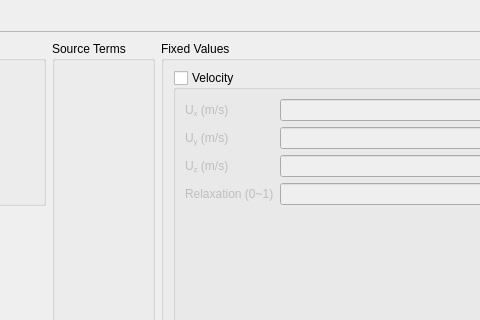
Old version of the form view/setup/cell_zone_conditions/cell_zone_condition_dialog.ui in the repository nextfoam/baram; both pictures show x 275 to 755 and y 0 to 320 of the 999 by 718 pixel window.
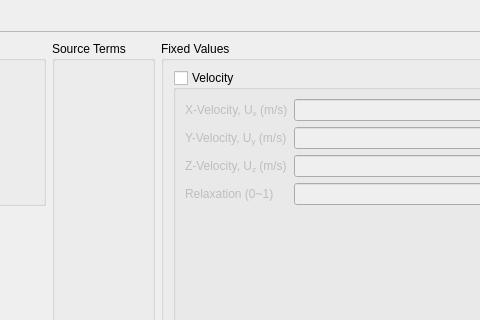
New version of the form.

Commit message: FileDB 구현 spatial distribution 처리 (파일 저장, Boundnary Conditions 생성) 어플리케이션 시작 시 작업 디렉토리 등 설정 루틴 추가

The edit to the form file:
```diff
--- a/view/setup/cell_zone_conditions/cell_zone_condition_dialog.ui
+++ b/view/setup/cell_zone_conditions/cell_zone_condition_dialog.ui
@@ -202,7 +202,7 @@
              <item row="0" column="0">
               <widget class="QLabel" name="label_21">
                <property name="text">
-                <string>U&lt;sub&gt;x&lt;/sub&gt; (m/s)</string>
+                <string>X-Velocity, U&lt;sub&gt;x&lt;/sub&gt; (m/s)</string>
                </property>
               </widget>
              </item>
@@ -212,7 +212,7 @@
              <item row="1" column="0">
               <widget class="QLabel" name="label_23">
                <property name="text">
-                <string>U&lt;sub&gt;y&lt;/sub&gt; (m/s)</string>
+                <string>Y-Velocity, U&lt;sub&gt;y&lt;/sub&gt; (m/s)</string>
                </property>
               </widget>
              </item>
@@ -222,7 +222,7 @@
              <item row="2" column="0">
               <widget class="QLabel" name="label_24">
                <property name="text">
-                <string>U&lt;sub&gt;z&lt;/sub&gt; (m/s)</string>
+                <string>Z-Velocity, U&lt;sub&gt;z&lt;/sub&gt; (m/s)</string>
                </property>
               </widget>
              </item>
```
The commit also changes 33 other files.
